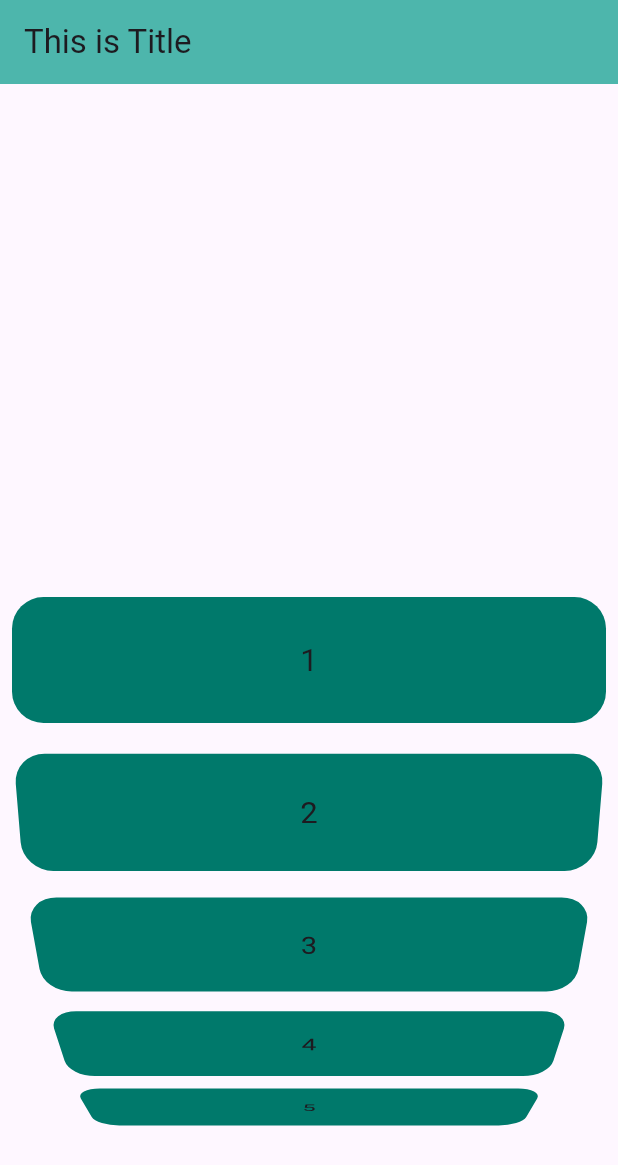
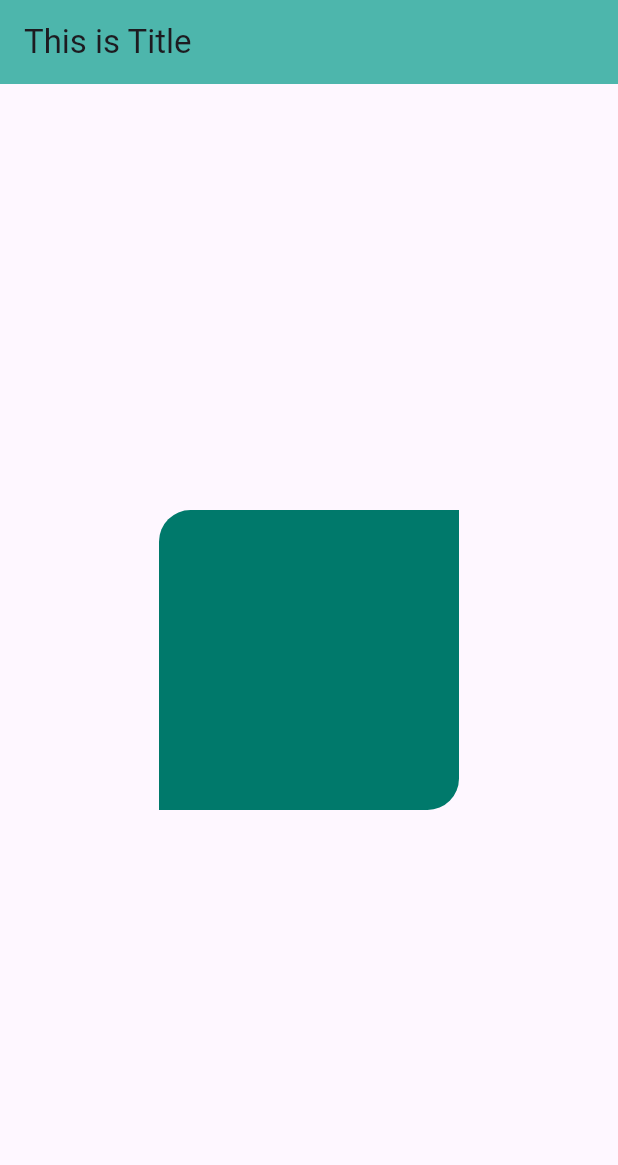
Before and after one commit to AsmaGhafoor/Flutter-Learning, a Flutter app: the screen it shows after launch, on a phone screen of 412 x 824 dp. Shown: the top 1165 px of the screen. Run offline on Flutter 3.47's test engine with Material 3 defaults, Android fonts, the phone set to English and light mode, and no system bars.

```diff
--- a/lib/main.dart
+++ b/lib/main.dart
@@ -39,25 +39,19 @@ class MyHomeState extends State<MyHomePage> {
       ),
 
       body: Center(
-        child: ListWheelScrollView(
-          itemExtent: 100,
-          // children: [
-            // Container(
-            //   width: 100,
-            //   color: Colors.teal.shade700,
-            // ),
-          // ],
-          children: arrIndex.map((value) => Padding(
-            padding: const EdgeInsets.all(8.0),
-            child: Container(
-                width: double.infinity,
-                decoration: BoxDecoration(
-                  color: Colors.teal.shade700,
-                  borderRadius: BorderRadius.circular(21)
-                ),
-                child: Center(child: Text('$value', style: const TextStyle(fontSize: 21),)),
-            ),
-          )).toList(),
+        child: ClipRRect(
+          // borderRadius: BorderRadius.circular(21),
+          borderRadius: const BorderRadius.only(
+            topLeft: Radius.circular(21),
+            bottomRight: Radius.circular(21)
+          ),
+          // borderRadius: const BorderRadius.all(Radius.elliptical(71, 11)),
+          child: Container(
+            width: 200,
+            height: 200,
+            color: Colors.teal.shade700,
+
+          ),
         ),
       )
     );
```
